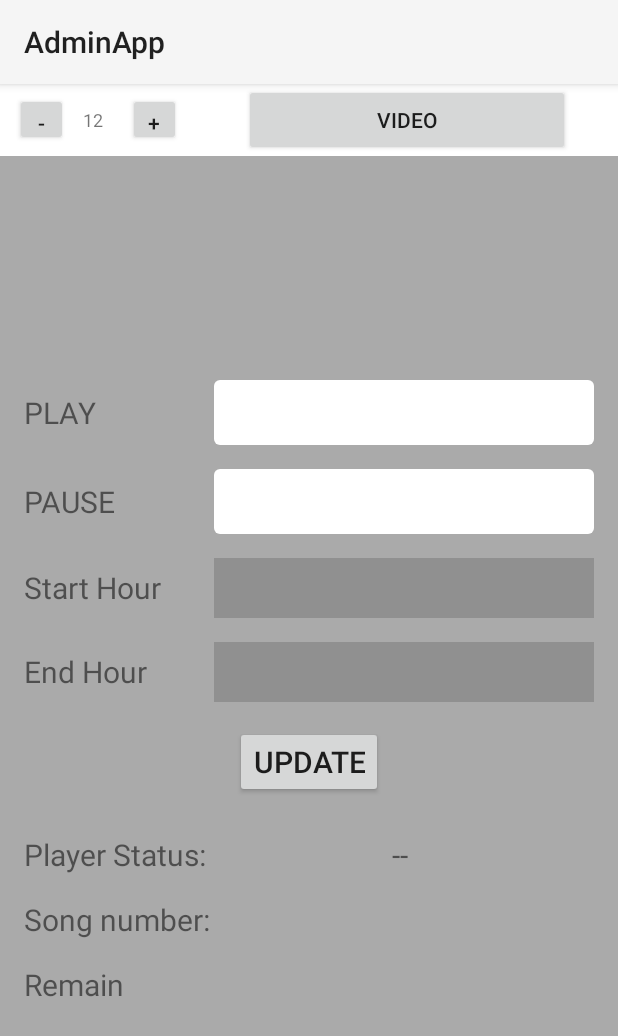
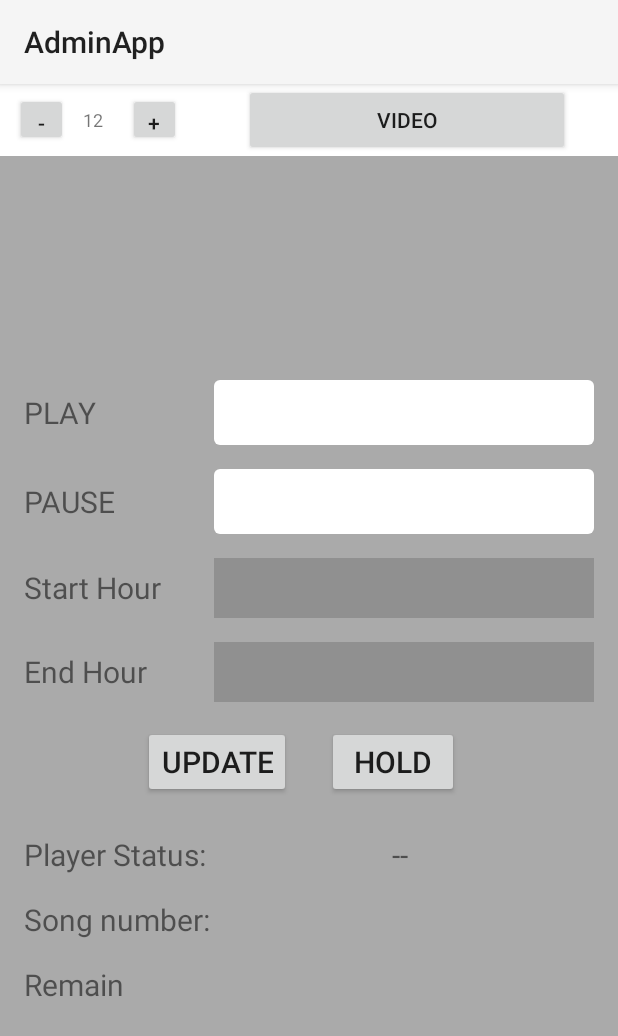
Before and after one commit to JustTrust/test_app, an Android app: the PlayerSettingActivity screen opened directly, with no data from a screen before it, on a phone screen of 412 x 824 dp. Shown: the top 1036 px of the screen. Run offline under Robolectric (Android 15) with nearby library versions, the phone set to English and light mode, and no system bars; our stand-ins replace ButterKnife, Firebase (no records; nobody signed in at launch, a user with empty details on screens opened directly); libraries missing offline, so code that uses them is left out: rx.android.schedulers, rx.schedulers.

Commit message:
hold feature

```diff
--- a/Admin/AdminApp/src/main/java/com/admin/model/PhoneSettings.java
+++ b/Admin/AdminApp/src/main/java/com/admin/model/PhoneSettings.java
@@ -7,6 +7,7 @@ public class PhoneSettings {
     public String songInterval;
     public String pauseInterval;
     public String deviceId;
+    public boolean onHold;
 
     public PhoneSettings() {
     }
--- a/Admin/AdminApp/src/main/java/com/admin/ui/PlayerSettingActivity.java
+++ b/Admin/AdminApp/src/main/java/com/admin/ui/PlayerSettingActivity.java
@@ -1,13 +1,11 @@
 package com.admin.ui;
 
 import android.annotation.SuppressLint;
-import android.app.Activity;
-import android.app.TimePickerDialog;
-import android.content.Context;
 import android.content.Intent;
 import android.os.Bundle;
 import android.text.Html;
 import android.text.TextUtils;
+import android.view.View;
 import android.widget.Button;
 import android.widget.EditText;
 import android.widget.TextView;
@@ -28,7 +26,6 @@ import com.google.firebase.database.DatabaseReference;
 import com.google.firebase.database.FirebaseDatabase;
 import com.google.firebase.database.ValueEventListener;
 
-import java.util.Calendar;
 import java.util.Date;
 import java.util.Timer;
 import java.util.TimerTask;
@@ -60,6 +57,8 @@ public class PlayerSettingActivity extends BaseActivity {
     TextView mTxt_endTimepicker;
     @BindView(R.id.btn_update)
     Button mBtn_update;
+    @BindView(R.id.btn_hold)
+    Button mBtn_hold;
     @BindView(R.id.video)
     Button mBtn_video;
     @BindView(R.id.txt_connectStatus)
@@ -121,6 +120,13 @@ public class PlayerSettingActivity extends BaseActivity {
                 new Intent(PlayerSettingActivity.this, VideoActivity.class)
                         .putExtra(AppConstant.FIELD_DEVICE_ID, mStr_DeviceID)));
 
+        mBtn_hold.setOnClickListener(v -> {
+            dataManager.setHoldStatus(mStr_DeviceID, mBtn_hold.getText().toString().equals(getString(R.string.hold)));
+            mBtn_hold.setText(mBtn_hold.getText().toString().equals(getString(R.string.hold))
+                    ? getString(R.string.resume) : getString(R.string.hold));
+        }
+        );
+
         mTimer = new Timer();
         mDurationTask = new CheckStatusTask();
         mTimer.schedule(mDurationTask, 0, 1000);
@@ -136,6 +142,7 @@ public class PlayerSettingActivity extends BaseActivity {
                     mTxt_endTimepicker.setText(deviceSettings.endTime);
                     mEdit_songInterval.setText(deviceSettings.songInterval);
                     mEdit_pauseInterval.setText(deviceSettings.pauseInterval);
+                    mBtn_hold.setText(deviceSettings.onHold ? getString(R.string.resume) : getString(R.string.hold));
                 }
             }
 
@@ -208,7 +215,8 @@ public class PlayerSettingActivity extends BaseActivity {
             mTxt_remain.setText(String.format("%02d:%02d",
                     TimeUnit.SECONDS.toMinutes(remainTime),
                     remainTime - TimeUnit.MINUTES.toSeconds(TimeUnit.SECONDS.toMinutes(remainTime))
-            ));        }
+            ));
+        }
 
         if (differ < AppConstant.CONNECTION_CHECK_TIME) {
 
--- a/Admin/AdminApp/src/main/java/com/admin/util/DataManager.java
+++ b/Admin/AdminApp/src/main/java/com/admin/util/DataManager.java
@@ -16,7 +16,9 @@ public interface DataManager {
 
     void sendVolumePushNotification(int volume, String deviceId);
 
-    void setGpsStatus(String deviceID, Boolean isChecked);
+    void setGpsStatus(String deviceID, boolean isChecked);
 
     void clearMessages();
+
+    void setHoldStatus(String deviceID, boolean hold);
 }
--- a/Admin/AdminApp/src/main/res/layout/activity_player_setting.xml
+++ b/Admin/AdminApp/src/main/res/layout/activity_player_setting.xml
@@ -38,10 +38,10 @@
 
         <Button
             android:id="@+id/video"
-            android:layout_marginStart="32dp"
-            android:layout_marginEnd="32dp"
             android:layout_width="wrap_content"
             android:layout_height="wrap_content"
+            android:layout_marginEnd="32dp"
+            android:layout_marginStart="32dp"
             android:layout_weight="1"
             android:text="@string/video" />
 
@@ -157,13 +157,34 @@
                 android:textSize="20sp" />
         </LinearLayout>
 
+        <RelativeLayout
+            android:layout_width="match_parent"
+            android:layout_height="wrap_content">
+
             <Button
                 android:id="@+id/btn_update"
                 android:layout_width="wrap_content"
                 android:layout_height="wrap_content"
                 android:layout_margin="12dp"
                 android:text="@string/update"
+                android:textSize="20sp"
+                android:layout_toStartOf="@+id/center_view"/>
+
+            <View
+                android:id="@+id/center_view"
+                android:layout_width="0dp"
+                android:layout_height="0dp"
+                android:layout_centerInParent="true"/>
+
+            <Button
+                android:id="@+id/btn_hold"
+                android:layout_width="wrap_content"
+                android:layout_height="wrap_content"
+                android:layout_margin="12dp"
+                android:text="@string/hold"
+                android:layout_toEndOf="@+id/center_view"
                 android:textSize="20sp" />
+        </RelativeLayout>
 
         <LinearLayout
             android:layout_width="match_parent"
--- a/Admin/AdminApp/src/main/res/values/strings.xml
+++ b/Admin/AdminApp/src/main/res/values/strings.xml
@@ -7,6 +7,8 @@
     <string name="start_time">Start Hour</string>
     <string name="end_time">End Hour</string>
     <string name="update">Update</string>
+    <string name="hold">Hold</string>
+    <string name="resume">Resume</string>
     <string name="notification">Notification</string>
     <string name="player_status">Player Status:</string>
     <string name="song_number">Song number:</string>
--- a/app/src/main/java/com/player/model/PhoneSettings.java
+++ b/app/src/main/java/com/player/model/PhoneSettings.java
@@ -7,6 +7,7 @@ public class PhoneSettings {
     public String songInterval;
     public String pauseInterval;
     public String deviceId;
+    public boolean onHold;
 
     public PhoneSettings() {
     }
--- a/app/src/main/java/com/player/ui/activity/LoginActivity.java
+++ b/app/src/main/java/com/player/ui/activity/LoginActivity.java
@@ -73,6 +73,7 @@ public class LoginActivity extends Activity {
                     AppConstant.USER_PASSWORD)
                     .addOnCompleteListener(this, task -> {
                         if (task.isSuccessful()) {
+                            storeUserConnection(dataManager.getCurrentUser());
                             goToMainActivity();
                         } else {
                             registerNewUser();
```
Also changed, not shown: Admin/AdminApp/src/main/java/com/admin/util/FireBaseDataManager.java (+17 -5 lines), app/src/main/java/com/player/alarms/PlaySongsN.java (+8 -0 lines), app/src/main/java/com/player/ui/activity/NewPlayerActivity.java (+35 -6 lines), app/src/main/java/com/player/util/FirebaseDataManager.java (+7 -4 lines). Lines whose indentation alone changed are shown as unchanged.
